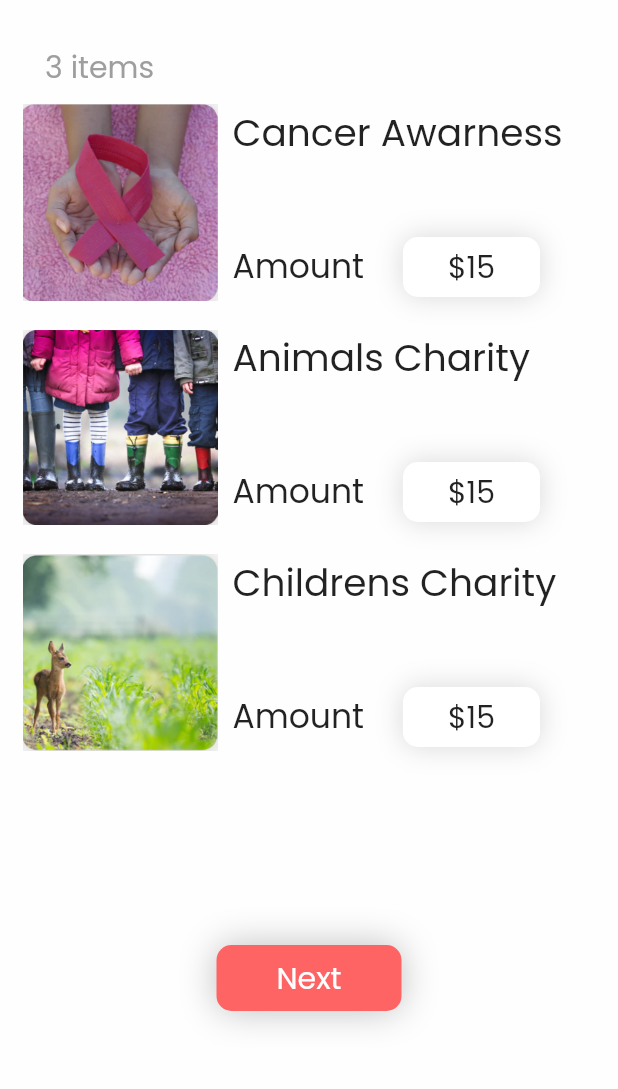
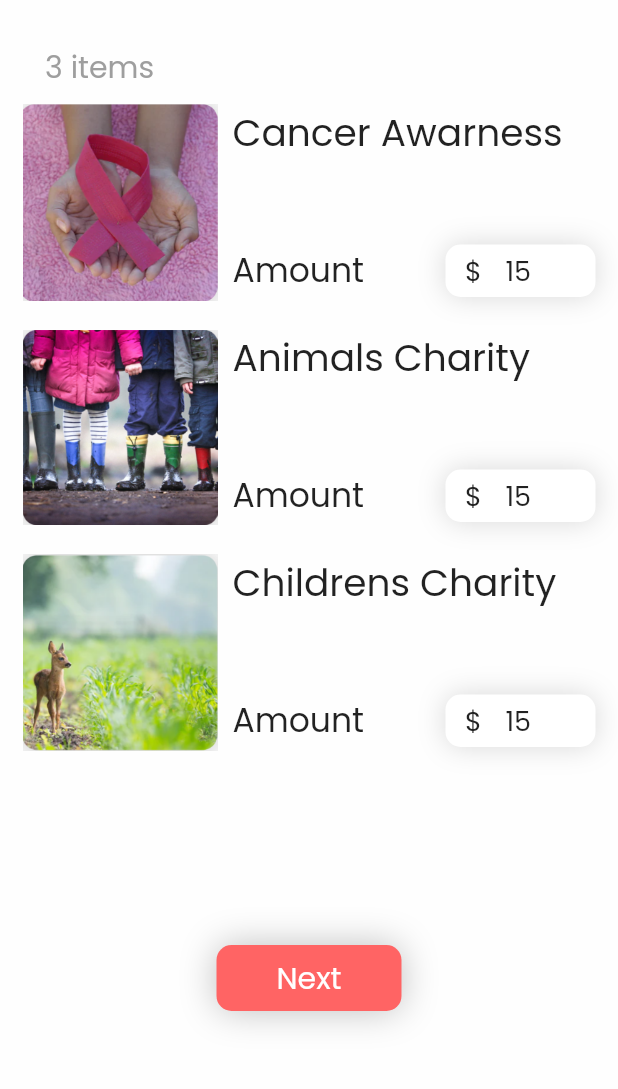
Before and after one commit to Heart-Team/Heart, a Flutter app: the Cart screen opened by its route, on a phone screen of 412 x 824 dp, the part 90-1179 px from its top. Run offline on Flutter 3.47's test engine with Material 2 defaults, Android fonts, the phone set to English and light mode, and no system bars; our stand-ins replace carousel_slider, fl_chart, flip_card, flutter_snake_navigationbar, rflutter_alert, scrollable_positioned_list; network calls fail.

Commit message:
Finished UI

```diff
--- a/lib/screens/SurveyScreen2.dart
+++ b/lib/screens/SurveyScreen2.dart
@@ -66,8 +66,9 @@ class SurveyScreen2 extends StatelessWidget {
               alignment: Alignment.centerLeft,
               child: GestureDetector(
                 child: Icon(
-                  Icons.arrow_back_rounded,
+                  Icons.keyboard_backspace,
                   color: AppTheme().primaryColor,
+                  size: 30,
                 ),
                 onTap: (){
                   Navigator.of(context).pop();
--- a/lib/screens/UserDetailsScreen.dart
+++ b/lib/screens/UserDetailsScreen.dart
@@ -141,7 +141,7 @@ class UserDetailsScreen extends StatelessWidget {
                             style: TextStyle(
                                 fontSize: 18,
                                 fontWeight: FontWeight.w600,
-                                color: Colors.white),
+                                color: AppTheme().primaryColor),
                           ),
                           onTap: () => changePasswordDialog(context),
                         )
--- a/lib/widgets/cart/CartData.dart
+++ b/lib/widgets/cart/CartData.dart
@@ -1,11 +1,24 @@
 import "package:flutter/material.dart";
 
-class CartData extends StatelessWidget {
+class CartData extends StatefulWidget {
   final String title;
   final String amount;
   final String img;
 
   CartData(this.title, this.amount, this.img);
+
+  @override
+  _CartDataState createState() => _CartDataState();
+}
+
+class _CartDataState extends State<CartData> {
+  TextEditingController _controller;
+
+  @override
+  void initState() {
+    _controller = TextEditingController(text: '15');
+    super.initState();
+  }
 
   @override
   Widget build(BuildContext context) {
@@ -14,7 +27,7 @@ class CartData extends StatelessWidget {
       margin: EdgeInsets.symmetric(horizontal: 15),
       child: Row(
         children: [
-          Container(width: 130, child: Image.asset(img)),
+          Container(width: 130, child: Image.asset(widget.img)),
           Expanded(
             child: Container(
               margin: EdgeInsets.only(top: 10, left: 10),
@@ -24,7 +37,7 @@ class CartData extends StatelessWidget {
                 children: [
                   Expanded(
                     child: Text(
-                      title,
+                      widget.title,
                       style:
                           TextStyle(fontSize: 25, fontWeight: FontWeight.w500),
                     ),
@@ -32,6 +45,7 @@ class CartData extends StatelessWidget {
                   Container(
                     alignment: Alignment.bottomLeft,
                     child: Row(
+                      mainAxisAlignment: MainAxisAlignment.spaceBetween,
                       children: [
                         Container(
                           alignment: Alignment.topLeft,
@@ -42,8 +56,9 @@ class CartData extends StatelessWidget {
                           ),
                         ),
                         Container(
-                          padding:
-                              EdgeInsets.symmetric(horizontal: 30, vertical: 5),
+                          width: 100,
+                          height: 35,
+                          alignment: Alignment.center,
                           decoration: BoxDecoration(
                               color: Colors.white,
                               borderRadius: BorderRadius.circular(10),
@@ -53,9 +68,33 @@ class CartData extends StatelessWidget {
                                     blurRadius: 15)
                               ]),
                           margin: EdgeInsets.only(left: 20),
-                          child: Text(
-                            "\$${amount}",
-                            style: TextStyle(fontSize: 20),
+                          child: Stack(
+                            children: [
+                              Positioned(
+                                child: Text(
+                                  '\$',
+                                  style: TextStyle(fontSize: 18),
+                                ),
+                                top: 4,
+                                left: 13
+                              ),
+                              TextField(
+                                // "\$$amount",
+                                // style: TextStyle(fontSize: 20),
+                                controller: _controller,
+                                textAlign: TextAlign.center,
+                                style: TextStyle(fontSize: 18),
+                                decoration: InputDecoration(
+                                  enabledBorder: OutlineInputBorder(
+                                    borderSide: BorderSide.none
+                                  ),
+                                  focusedBorder: OutlineInputBorder(
+                                    borderSide: BorderSide.none
+                                  ),
+                                  contentPadding: EdgeInsets.only(left: 30, top: 10, right: 30)
+                                ),
+                              ),
+                            ],
                           ),
                         )
                       ],
```
Also changed, not shown: lib/screens/Cart.dart (+11 -1 lines), lib/screens/FinanceScreen.dart (+12 -3 lines), lib/screens/PaymentMethodScreen.dart (+9 -3 lines), lib/widgets/CreditCard.dart (+15 -0 lines), lib/widgets/auth/AuthForm.dart (+10 -1 lines), lib/widgets/profile/SavedCharitiesTile.dart (+10 -1 lines).
